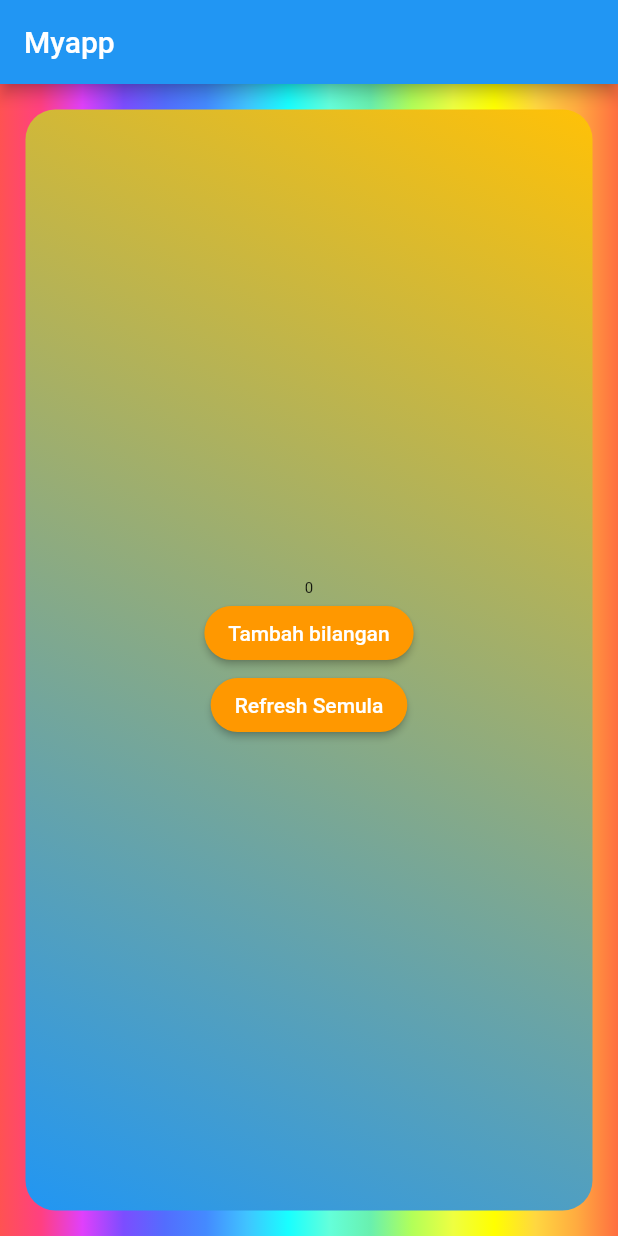
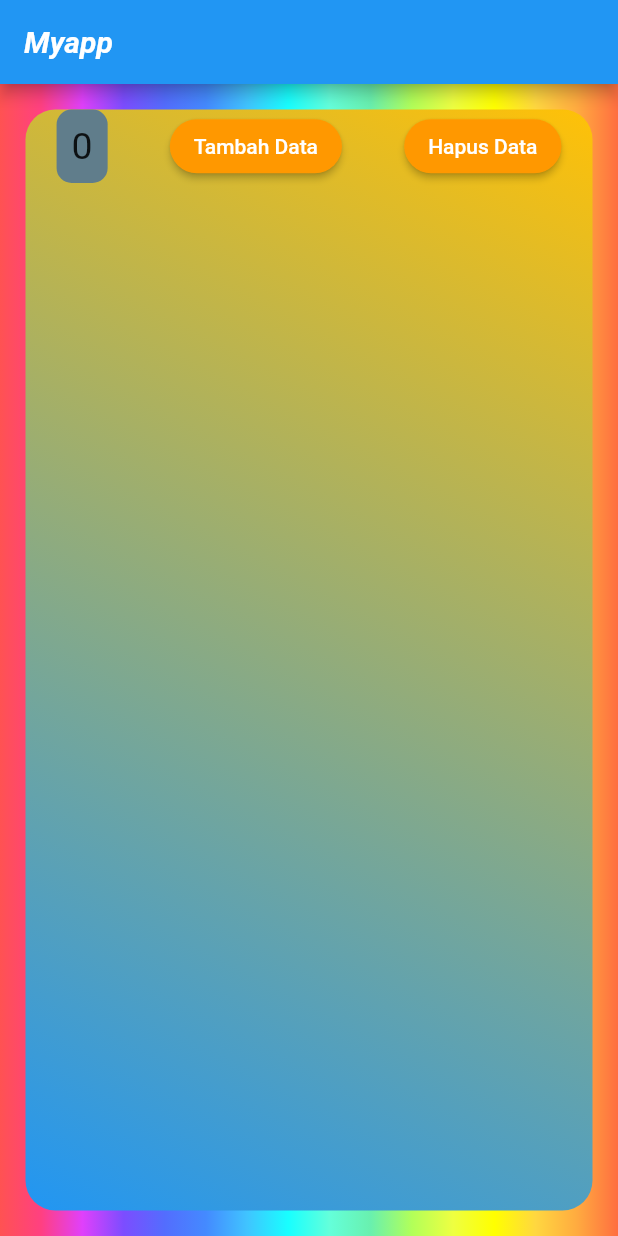
Before and after one commit to fiantyogalihp/try-flutter, a Flutter app: the screen it shows after launch, on a phone screen of 412 x 824 dp. Run offline on Flutter 3.47's test engine with Material 2 defaults, Android fonts, the phone set to English and light mode, and no system bars.

Commit message:
menambahkan fitur listview

```diff
--- a/lib/main.dart
+++ b/lib/main.dart
@@ -1,8 +1,6 @@
-// ignore_for_file: deprecated_member_use
-
 import 'package:flutter/material.dart';
 
-void main() => runApp(MyApp());
+void main() => runApp(const MyApp());
 
 class MyApp extends StatefulWidget {
   const MyApp({Key? key}) : super(key: key);
@@ -13,82 +11,130 @@ class MyApp extends StatefulWidget {
 
 class _MyAppState extends State<MyApp> {
   int number = 0;
+  int counter = 1;
+  List<Widget> widgets = [];
   //variable int number utuk menyimpan bilangan yg akan eribah ketika kita mengklik tombol
-  void TekanTombol() {
+  void TombolTambah() {
     //jika function berisi lebih dari satu menggunakan '{}', jika function hanya satu lebih baik menggunakan '=>'.
     //'tekanTombol' adalah method yg harus dibuat agar Button berjalan dengan baik,
     setState(() {
       // setState(() {}); adalah perintah unruk merefresh tampilan stateful widget sesuai dengan kondsi yang ada saat itu juga
-      number = number + 1; //ini adalah kondisi
+      //number = number + 1; ini adalah kondisi
+      widgets.add(Text(
+        'Data ke-' + counter.toString(),
+        style: TextStyle(
+          fontWeight: FontWeight.w700,
+          fontSize: 35,
+          fontStyle: FontStyle.italic,
+        ),
+      ));
+      counter++;
+
+      number.toString();
+      number++;
     });
   }
 
-  void Ulang() {
-    setState(() {
-      number = 0;
-    });
-  }
+  // void Ulang() {
+  //   setState(() {
+  //     number = 0;
+  //   });
+  // }
+  //tidak menggunakan ini karena memakai Anonymous method
 
   @override
   Widget build(BuildContext context) {
     return MaterialApp(
       home: Scaffold(
         appBar: AppBar(
-          title: Text('Myapp'),
+          title: const Text(
+            'Myapp',
+            style: TextStyle(
+              fontStyle: FontStyle.italic,
+              fontWeight: FontWeight.w700,
+            ),
+          ),
         ),
         body: Center(
           child: Container(
-            decoration:
-                BoxDecoration(gradient: LinearGradient(colors: Colors.accents)),
+            decoration: const BoxDecoration(
+                gradient: LinearGradient(colors: Colors.accents)),
             width: double.infinity,
             height: double.infinity,
-            padding: EdgeInsets.all(17),
+            padding: const EdgeInsets.all(17),
             child: Container(
               decoration: BoxDecoration(
                 borderRadius: BorderRadius.circular(20),
-                gradient: LinearGradient(
+                gradient: const LinearGradient(
+                  colors: <Color>[Colors.amber, Colors.blue],
                   begin: Alignment.topRight,
                   end: Alignment.bottomLeft,
-                  colors: <Color>[Colors.amber, Colors.blue],
                 ),
               ),
-              child: Column(
-                mainAxisAlignment: MainAxisAlignment.center,
+              child: ListView(
                 children: <Widget>[
-                  Text(
+                  Row(
+                    mainAxisAlignment: MainAxisAlignment.spaceAround,
+                    children: <Widget>[
+                      Container(
+                        padding: const EdgeInsets.all(10),
+                        decoration: BoxDecoration(
+                          borderRadius: BorderRadius.circular(10),
+                          color: Colors.blueGrey,
+                        ),
+                        child: Text(
                           number.toString(),
-                    style: TextStyle(fontSize: 10 + number.toDouble()),
+                          style: TextStyle(
+                            fontSize: 25,
+                          ),
+                        ),
                       ),
                       //disini var number berype data int. ketika ditampilkan harus dirubah ke dalam String
                       //style text, pada parameter fontsize, type data fontsize dalah double, jadi yang tadinya number=int harus diubah ke number.toDouble
                       //summary, ketika memanggil variable harus menyesuaikan kondisi dan tempatnya dari type datanya tersebut
-                  RaisedButton(
-                    //RaisedButton() adalah widget lama dar flutter
-                    color: Colors.orange,
-                    textColor: Colors.white,
-                    shape: RoundedRectangleBorder(
+                      ElevatedButton(
+                        //RaisedButton() adalah widget lama dari flutter
+                        style: ElevatedButton.styleFrom(
+                          primary: Colors.orange,
+                          onPrimary: Colors.white,
+                          shape: const RoundedRectangleBorder(
                             borderRadius: BorderRadius.all(Radius.circular(20)),
                           ),
-                    onPressed: TekanTombol,
+                        ),
+                        onPressed: TombolTambah,
                         //onPressed adlah event handler, yaitu ketika buttton nya di klik akan menjalankan method apa
                         //yang memiliki nama method 'TekanTombol'
-                    child: Text('Tambah bilangan'),
+                        child: const Text('Tambah Data'),
                       ),
                       ElevatedButton(
                         //ElevatedButton() adalah widget baru dari flutter
                         style: ElevatedButton.styleFrom(
-                      primary: Colors.orange,
-                      onPrimary: Colors.white,
-                      shape: RoundedRectangleBorder(
+                          primary: Colors.orange, //background
+                          onPrimary: Colors.white, //text color
+                          shape: const RoundedRectangleBorder(
                             borderRadius: BorderRadius.all(Radius.circular(20)),
                           ),
                         ),
-                    onPressed: Ulang,
-                    //onPressed adlah event handler, yaitu ketika buttton nya di klik akan menjalankan method apa
-                    //yang memiliki nama method 'TekanTombol'
-                    child: Text('Refresh Semula'),
+                        onPressed: () {
+                          //"onPressed: () {}" diganti "Ulang," jika tidak menggunakan Anonymous method
+                          setState(() {
+                            widgets.removeLast();
+                            counter--;
+                            // number -= 1;
+                            number--;
+                          });
+                        },
+                        //ini adalah anonymous method, method yang tidak memiliki nama
+                        //ini cocok digunakan jika method nya tidak pernah dipanggil di tempat lain
+                        child: const Text('Hapus Data'),
                       ),
                       //can replace row,
+                    ],
+                  ),
+                  Column(
+                    crossAxisAlignment: CrossAxisAlignment.center,
+                    children: widgets,
+                  ),
                 ],
               ),
             ),
```
Lines whose indentation alone changed are shown as unchanged.
